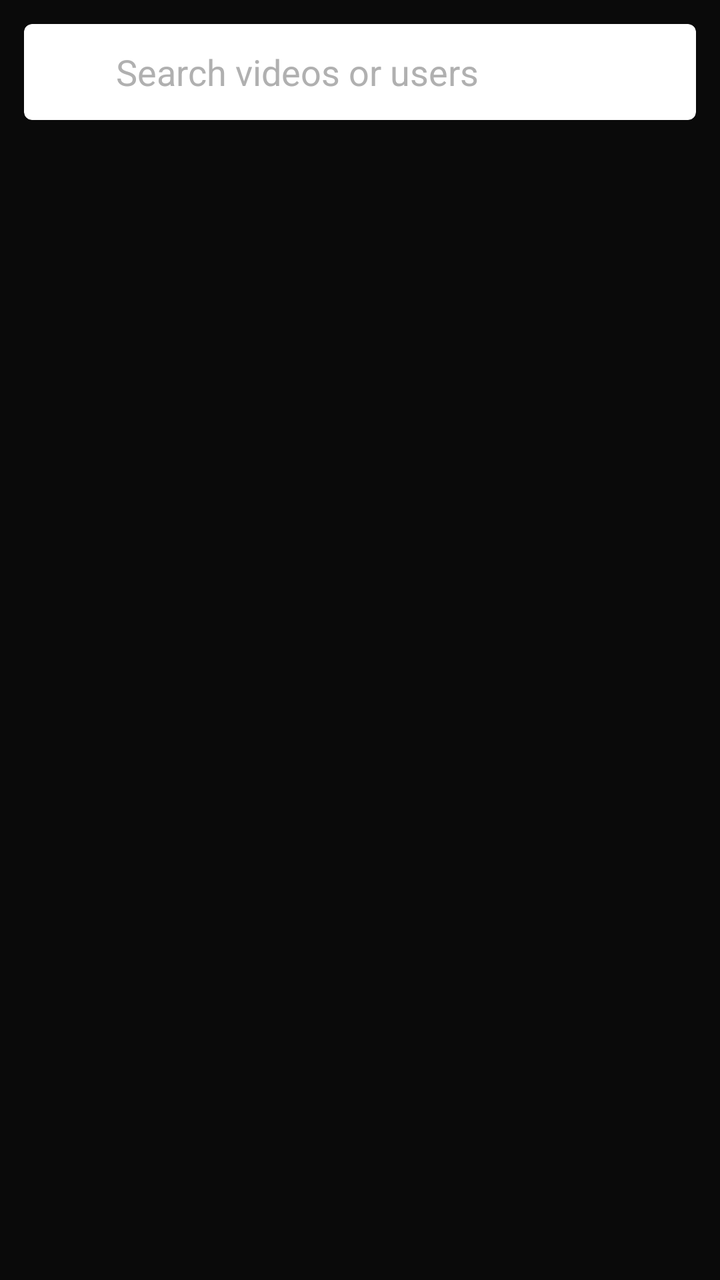
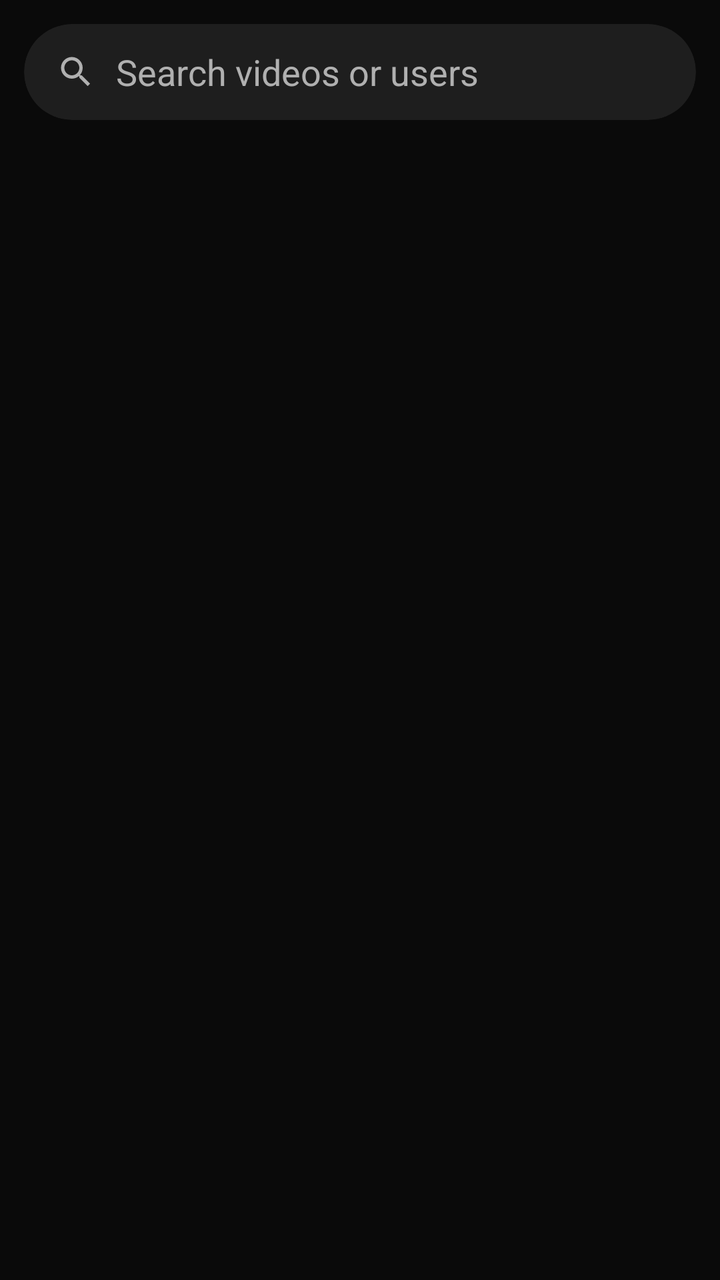

An Android layout rendered at two revisions. The XML below is the earlier revision; the diff shows what the commit changed to produce the second picture.
<!-- AndroidManifest.xml: application theme Theme.BlankRK -->
<!-- res/layout/fragment_search.xml -->
<?xml version="1.0" encoding="utf-8"?>
<LinearLayout
    xmlns:android="http://schemas.android.com/apk/res/android"
    xmlns:app="http://schemas.android.com/apk/res/app"
    android:layout_width="match_parent"
    android:layout_height="match_parent"
    android:orientation="vertical"
    android:background="@color/bg_primary">

    <com.google.android.material.card.MaterialCardView
        android:layout_width="match_parent"
        android:layout_height="wrap_content"
        android:layout_margin="12dp"
        app:cardBackgroundColor="@color/bg_card"
        app:cardCornerRadius="24dp"
        app:cardElevation="0dp">

        <LinearLayout
            android:layout_width="match_parent"
            android:layout_height="48dp"
            android:orientation="horizontal"
            android:gravity="center_vertical"
            android:paddingStart="16dp"
            android:paddingEnd="16dp">

            <ImageView
                android:layout_width="20dp"
                android:layout_height="20dp"
                android:src="@drawable/ic_search"
                app:tint="@color/text_secondary" />

            <EditText
                android:id="@+id/searchInput"
                android:layout_width="0dp"
                android:layout_height="wrap_content"
                android:layout_weight="1"
                android:layout_marginStart="10dp"
                android:background="@android:color/transparent"
                android:hint="Search videos or users"
                android:textColorHint="@color/text_secondary"
                android:textColor="@color/text_primary"
                android:imeOptions="actionSearch"
                android:inputType="text"
                android:singleLine="true" />

        </LinearLayout>
    </com.google.android.material.card.MaterialCardView>

    <androidx.recyclerview.widget.RecyclerView
        android:id="@+id/searchResultsRecycler"
        android:layout_width="match_parent"
        android:layout_height="0dp"
        android:layout_weight="1"
        android:clipToPadding="false"
        android:paddingBottom="12dp" />

    <ProgressBar
        android:id="@+id/searchLoadingSpinner"
        android:layout_width="wrap_content"
        android:layout_height="wrap_content"
        android:layout_gravity="center"
        android:visibility="gone"
        android:indeterminateTint="@color/accent" />

</LinearLayout>
<!-- resources referenced by this layout -->
<resources>
  <color name="accent">#FFA726</color>
  <color name="bg_card">#1E1E1E</color>
  <color name="bg_primary">#0A0A0A</color>
  <color name="text_primary">#FFFFFF</color>
  <color name="text_secondary">#B0B0B0</color>
  <!-- drawable ic_search (drawable) -->
  <vector xmlns:android="http://schemas.android.com/apk/res/android"
      android:width="24dp" android:height="24dp"
      android:viewportWidth="24" android:viewportHeight="24">
      <path android:fillColor="#FFFFFF"
          android:pathData="M15.5,14h-0.79l-0.28,-0.27C15.41,12.59 16,11.11 16,9.5 16,5.91 13.09,3 9.5,3S3,5.91 3,9.5 5.91,16 9.5,16c1.61,0 3.09,-0.59 4.23,-1.57l0.27,0.28v0.79l5,4.99L20.49,19l-4.99,-5zM9.5,14C7.01,14 5,11.99 5,9.5S7.01,5 9.5,5 14,7.01 14,9.5 11.99,14 9.5,14z"/>
  </vector>
  <style name="Theme.BlankRK" parent="Theme.MaterialComponents.DayNight.NoActionBar">
          <item name="colorPrimary">@color/accent</item>
          <item name="colorPrimaryDark">@color/bg_primary</item>
          <item name="colorAccent">@color/accent</item>
          <item name="android:windowBackground">@color/bg_primary</item>
          <item name="android:statusBarColor">@color/bg_primary</item>
          <item name="android:navigationBarColor">@color/bg_primary</item>
          <item name="android:windowLightStatusBar">false</item>
      </style>
</resources>

<!-- the commit's change to res/layout/fragment_search.xml (unified diff, before → after) -->
@@ -1,7 +1,7 @@
 <?xml version="1.0" encoding="utf-8"?>
 <LinearLayout
     xmlns:android="http://schemas.android.com/apk/res/android"
-    xmlns:app="http://schemas.android.com/apk/res/app"
+    xmlns:app="http://schemas.android.com/apk/res-auto"
     android:layout_width="match_parent"
     android:layout_height="match_parent"
     android:orientation="vertical"
